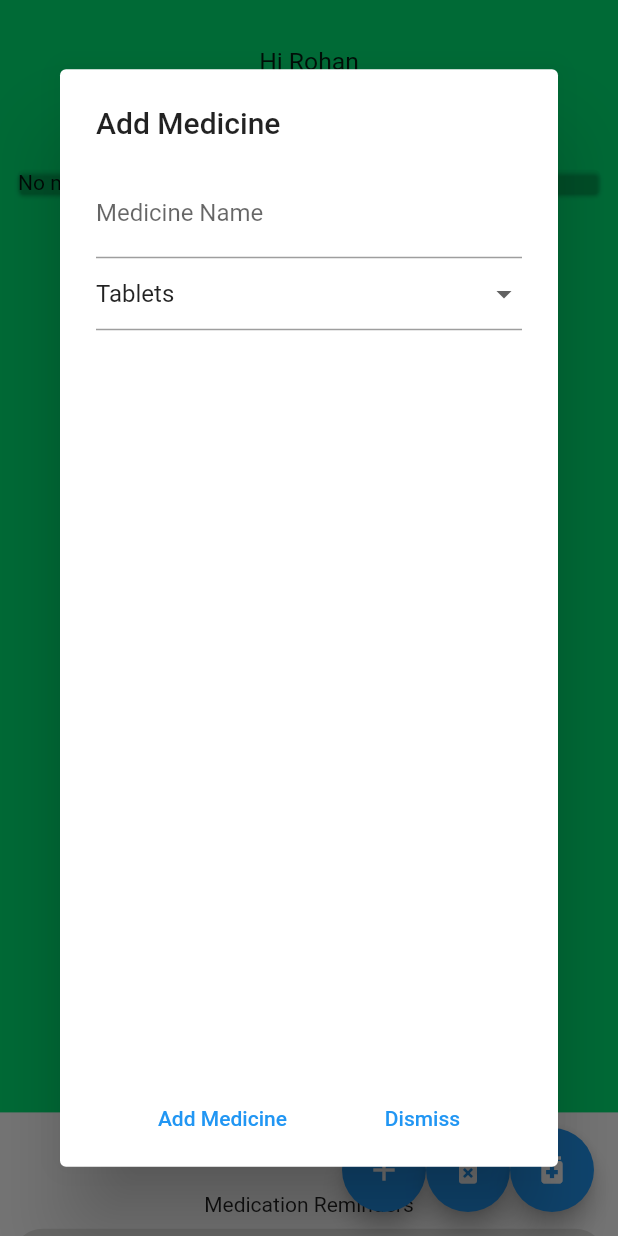
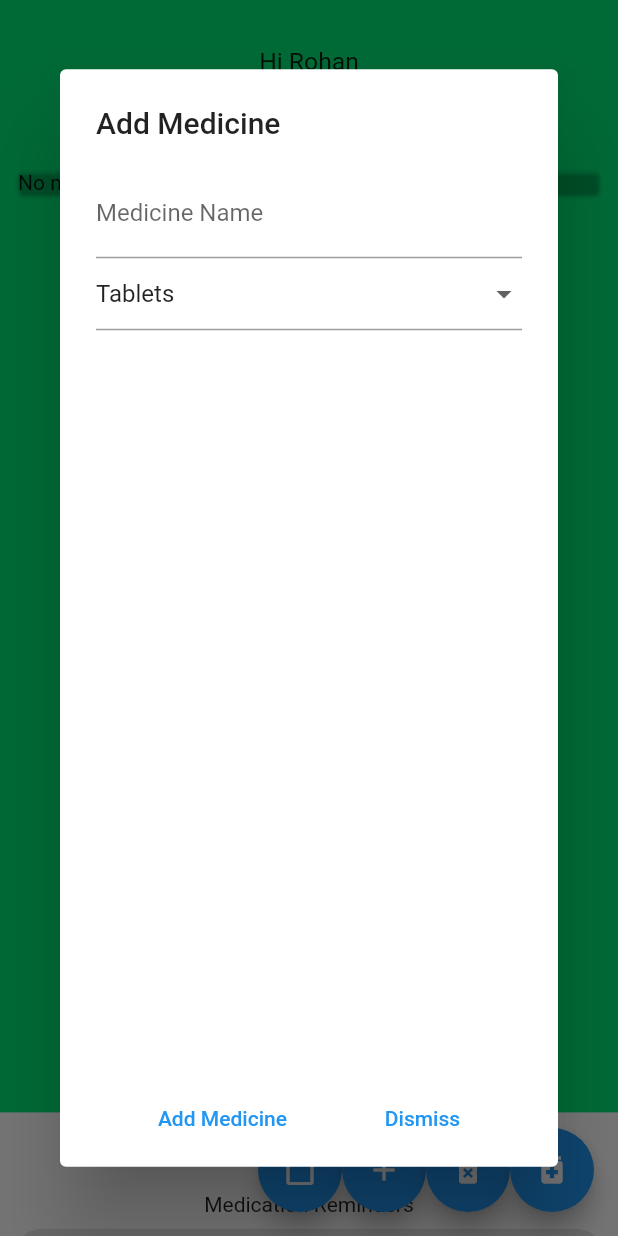
Before and after one commit to RohanKPOfficial/tablets, a Flutter app: the screen it shows after launch, after a tap on the "medication" icon, on a phone screen of 412 x 824 dp. Run offline on Flutter 3.47's test engine with Material 2 defaults, Android fonts, the phone set to English and light mode, and no system bars; our stand-ins replace awesome_notifications, flutter_bloc, fluttertoast, sqflite; accounts and stored records are empty.

Commit message:
Previous DB Commit.Migrating to new DB

```diff
--- a/lib/Blocs/InventoryProvider.dart
+++ b/lib/Blocs/InventoryProvider.dart
@@ -14,10 +14,16 @@ class InventoryRecon extends ChangeNotifier {
 
   void update() async {
     currentInventory = await DatabaseLink.link.getInventoryItems();
+    currentInventory.sort((InventoryItem i1, InventoryItem i2) {
+      return i1.medicine.Name.compareTo(i2.medicine.Name);
+    });
     notifyListeners();
   }
 
   List<InventoryItem> getInventory() {
+    currentInventory.sort((InventoryItem i1, InventoryItem i2) {
+      return i1.medicine.Name.compareTo(i2.medicine.Name);
+    });
     return currentInventory;
   }
 }
--- a/lib/Components/AppBodyUI.dart
+++ b/lib/Components/AppBodyUI.dart
@@ -1,20 +1,17 @@
-import 'dart:ui';
-
 import 'package:flutter/material.dart';
 // import 'package:path/path.dart';
 import 'package:provider/provider.dart';
 import 'package:tablets/Blocs/InventoryProvider.dart';
 import 'package:tablets/Components/PlusSymbol.dart';
 import 'package:tablets/Models/inventoryItem.dart';
+import 'package:tablets/Models/reminderList.dart';
 import 'package:tablets/Repository/dblink.dart';
 import 'package:tablets/sizer.dart';
 
 class BodyWidget extends StatelessWidget {
   @override
   Widget build(BuildContext context) {
-    return ChangeNotifierProvider(
-      create: (_) => InventoryRecon(),
-      child: Center(
+    return Center(
       child: Stack(
         children: [
           Center(
@@ -30,8 +27,7 @@ class BodyWidget extends StatelessWidget {
                   ),
                   Text(
                     "Hi Rohan",
-                      style:
-                          TextStyle(fontSize: getWidthByFactor(context, 0.04)),
+                    style: TextStyle(fontSize: getWidthByFactor(context, 0.04)),
                   ),
                 ],
               ),
@@ -43,11 +39,11 @@ class BodyWidget extends StatelessWidget {
               ]),
               Row(
                 children: [
-                    Expanded(
+                  const Expanded(
                     child: Padding(
                       padding: const EdgeInsets.all(8.0),
                       child: Card(
-                          color: const Color(0x00000036),
+                        color: Color(0x00000036),
                         child: Text("No medication reminders"),
                       ),
                     ),
@@ -64,7 +60,7 @@ class BodyWidget extends StatelessWidget {
                         itemCount: inventoryRecon.currentInventory.length,
                         itemBuilder: (context, position) {
                           return Text(
-                                '${position} ${inventoryRecon.currentInventory[position].medicine.Name}');
+                              '$position ${inventoryRecon.currentInventory[position].medicine.Name}');
                         });
                   }),
                 )
@@ -74,7 +70,7 @@ class BodyWidget extends StatelessWidget {
           DraggableScrollableSheet(
               minChildSize: 0.1,
               maxChildSize: 1,
-                snapSizes: [0.1, 1],
+              snapSizes: const [0.1, 1],
               snap: true,
               initialChildSize: 0.1,
               builder: (context, controller) => Container(
@@ -88,7 +84,6 @@ class BodyWidget extends StatelessWidget {
                     ),
                   ))
         ],
-        ),
       ),
     );
   }
@@ -114,7 +109,7 @@ class SheetUI extends StatelessWidget {
         SizedBox(
           height: getHeightByFactor(context, 0.015),
         ),
-        Text("Medication Reminders"),
+        const Text("Medication Reminders"),
         Row(
           children: [
             Expanded(
@@ -128,7 +123,7 @@ class SheetUI extends StatelessWidget {
                       decoration: BoxDecoration(
                         color: Colors.transparent,
                         boxShadow: [
-                          BoxShadow(
+                          const BoxShadow(
                             color: Color(0x264B4B3C),
                           )
                         ],
@@ -147,8 +142,40 @@ class SheetUI extends StatelessWidget {
                                     'Images/settimer.png',
                                     fit: BoxFit.scaleDown,
                                   ))),
+                          Consumer<InventoryRecon>(
+                              builder: (context, _inventoryRecon, _) {
+                            List<InventoryItem> currentInv =
+                                _inventoryRecon.currentInventory;
+                            return currentInv.length == 0
+                                ? const Text(
+                                    'No Medication reminders . Set one by tapping \'+\'')
+                                : SizedBox(
+                                    width: getFullWidth(context),
+                                    height: getHeightByFactor(context, 0.3),
+                                    child: ListView.builder(
+                                        itemCount: currentInv.length,
+                                        itemBuilder: (context, index) {
+                                          return Padding(
+                                            padding: const EdgeInsets.all(8.0),
+                                            child: ExpansionTile(
+                                              collapsedBackgroundColor:
+                                                  Colors.blue,
+                                              title: Text(currentInv[index]
+                                                  .medicine
+                                                  .Name),
+                                              subtitle: Text(
+                                                  '${currentInv[index].medStock}'),
+                                              trailing:
+                                                  Icon(Icons.arrow_drop_down),
+                                              children: [
                                                 Text(
-                              'No Medication reminders . Set one by tapping \'+\''),
+                                                    '${currentInv[index].medicine.Name} ${currentInv[index].slist.scheduleList} )}')
+                                              ],
+                                            ),
+                                          );
+                                        }),
+                                  );
+                          }),
                         ],
                       )),
                 ),
@@ -161,7 +188,7 @@ class SheetUI extends StatelessWidget {
             color: Colors.transparent,
             boxShadow: [
               BoxShadow(
-                color: Color(0x264B4B3C),
+                color: const Color(0x264B4B3C),
               )
             ],
             borderRadius:
@@ -244,6 +271,7 @@ class SheetUI extends StatelessWidget {
                                           ),
                                           TextButton(
                                             onPressed: () {
+                                              inventoryRecon.update();
                                               i.medStock +=
                                                   int.parse(controller.text);
                                               DatabaseLink.link
@@ -280,3 +308,13 @@ Color tileColor(double stock, int i) {
     return Colors.yellowAccent;
   }
 }
+
+String getScheduleType(Schedule s) {
+  if (s.day != 0) {
+    return 'Weekly';
+  } else if (s.date != 0) {
+    return 'Monthly';
+  } else {
+    return 'Daily';
+  }
+}
--- a/lib/Repository/dblink.dart
+++ b/lib/Repository/dblink.dart
@@ -32,6 +32,37 @@ class DatabaseLink {
         await db.execute(
           'CREATE TABLE Inventory(medicine TEXT PRIMARY KEY,slist TEXT ,medStock TEXT);',
         );
+        // ,CONSTRAINT fk_Medicines FOREIGN KEY (Name) REFERENCES Medicines(Name)'
+        // db.execute(
+        //     '');
+      },
+      version: 1,
+    ).whenComplete(() => initCode = 1);
+
+    return initCode;
+  }
+
+  Future<int> initNewDB() async {
+    int initCode = 0;
+    dbInstance = await openDatabase(
+      // Set the path to the database. Note: Using the `join` function from the
+      // `path` package is best practice to ensure the path is correctly
+      // constructed for each platform.
+      Path.join(await getDatabasesPath(), 'tablets_database_4.db'),
+
+      onCreate: (db, version) async {
+// Run the CREATE TABLE statement on the database.
+        await (db.execute('PRAGMA foreign_keys = ON'));
+        await db.execute(
+          'CREATE TABLE Medicines(Id INTEGER PRIMARY KEY AUTOINCREMENT,Name TEXT , Type VARCHAR);',
+        );
+        await db.execute(
+          'CREATE TABLE Inventory(Id INTEGER PRIMARY KEY AUTOINCREMENT,MedId INTEGER,medStock TEXT ,FOREIGN KEY (MedId) REFERENCES Medicines(Id) ON DELETE CASCADE ON UPDATE NO ACTION);',
+        );
+
+        await db.execute(
+            'CREATE TABLE Schedules(Id INTEGER PRIMARY KEY AUTOINCREMENT,InvId INTEGER ,date INTEGER ,day INTEGER,hour INTEGER,minute INTEGER , FOREIGN KEY (InvId) REFERENCES Inventory(Id) ON DELETE CASCADE ON UPDATE NO ACTION);');
+
         // ,CONSTRAINT fk_Medicines FOREIGN KEY (Name) REFERENCES Medicines(Name)'
         // db.execute(
         //     '');
@@ -88,6 +119,8 @@ class DatabaseLink {
     return 0;
   }
 
+  void putTodoSchedule() {}
+
   void InsertInventoryItem(InventoryItem i) async {
     this.InsertMedicine(i.medicine);
 
@@ -114,6 +147,19 @@ class DatabaseLink {
     db.delete('Inventory', where: 'medicine=${i.medicine.toMap()}');
   }
 
+  static Future<int> ConsumeMedicine(Medicine med, double units) async {
+    InventoryItem i = await DatabaseLink.getInventoryByMedicine(med);
+    if (i.medStock >= units) {
+      i.medStock = i.medStock - units;
+      print('consumed ${units} units new stcok ${i.medStock}');
+    } else {
+      return 0;
+    }
+    await DatabaseLink.link.UpdateInventoryItem(i, med);
+    InventoryRecon.instance.update();
+    return 1;
+  }
+
   static Future<InventoryItem> getInventoryByMedicine(Medicine med) async {
     var db = await DatabaseLink.link.dbInstance;
 
--- a/lib/main.dart
+++ b/lib/main.dart
@@ -4,6 +4,7 @@ import 'package:path/path.dart' as Path;
 import 'package:provider/provider.dart';
 import 'package:flutter/gestures.dart';
 import 'package:flutter/material.dart';
+import 'package:tablets/Blocs/InventoryProvider.dart';
 import 'package:tablets/Repository/Notifier.dart';
 import 'package:tablets/Repository/dblink.dart';
 import 'package:tablets/sizer.dart';
@@ -26,8 +27,9 @@ void main() async {
   initNotificationService();
 
   //initialize DbLinks
-  var singletonLink = DatabaseLink();
-  await singletonLink.InitDB();
+  DatabaseLink();
+  await DatabaseLink.link.InitDB();
+  await DatabaseLink.link.initNewDB();
 
   //lock Screen orientation to portrait only
   SystemChrome.setPreferredOrientations([
@@ -82,12 +84,27 @@ class _MyHomePageState extends State<MyHomePage> {
 
   @override
   Widget build(BuildContext context) {
-    return Scaffold(
+    return ChangeNotifierProvider<InventoryRecon>(
+      create: (_) => InventoryRecon(),
+      child: Scaffold(
         backgroundColor: Colors.greenAccent.shade400,
         body: BodyWidget(),
         floatingActionButton: Row(
           mainAxisAlignment: MainAxisAlignment.end,
           children: [
+            Consumer<InventoryRecon>(builder: (context, _inventoryRecon, _) {
+              return FloatingActionButton(
+                onPressed: () async {
+                  // await DatabaseLink.ConsumeMedicine(
+                  //     Medicine('
+                  //     Crocin', Medtype.Tablets), 1);
+                  // _inventoryRecon.update();
+                  ScheduleImmediateNotif(
+                      Medicine('Crocin', Medtype.Tablets), '1');
+                },
+                child: Icon(Icons.paste),
+              );
+            }),
             FloatingActionButton(
               onPressed: () async {
                 String dropdownValue = 'Daily';
@@ -113,11 +130,13 @@ class _MyHomePageState extends State<MyHomePage> {
                     builder: (BuildContext context) {
                       double Dosage = 1;
 
-                    TextEditingController controller = TextEditingController();
+                      TextEditingController controller =
+                          TextEditingController();
                       controller.text = 1.toString();
                       return MultiProvider(
                         providers: [
-                        ChangeNotifierProvider(create: (_) => SelectedDays(7)),
+                          ChangeNotifierProvider(
+                              create: (_) => SelectedDays(7)),
                           ChangeNotifierProvider(
                               create: (_) => SelectedMonths(28))
                         ],
@@ -130,19 +149,22 @@ class _MyHomePageState extends State<MyHomePage> {
                                 children: [
                                   Padding(
                                     padding: const EdgeInsets.only(
-                                      left: 8.0, top: 10, bottom: 1, right: 8),
+                                        left: 8.0,
+                                        top: 10,
+                                        bottom: 1,
+                                        right: 8),
                                     child: Text(
                                       'Medicine',
-                                    style:
-                                        TextStyle(fontWeight: FontWeight.bold),
+                                      style: TextStyle(
+                                          fontWeight: FontWeight.bold),
                                     ),
                                   ),
                                   DropdownButtonFormField<String>(
                                     value: selectedMedicine.Name,
                                     icon: const Icon(Icons.arrow_drop_down),
                                     elevation: 16,
-                                  style:
-                                      const TextStyle(color: Colors.deepPurple),
+                                    style: const TextStyle(
+                                        color: Colors.deepPurple),
                                     onChanged: (String? newValue) {
                                       setState(() {
                                         selectedMedicine = meds.firstWhere(
@@ -160,11 +182,14 @@ class _MyHomePageState extends State<MyHomePage> {
                                   ),
                                   Padding(
                                     padding: const EdgeInsets.only(
-                                      left: 8.0, top: 10, bottom: 1, right: 8),
+                                        left: 8.0,
+                                        top: 10,
+                                        bottom: 1,
+                                        right: 8),
                                     child: Text(
                                       'Dosage',
-                                    style:
-                                        TextStyle(fontWeight: FontWeight.bold),
+                                      style: TextStyle(
+                                          fontWeight: FontWeight.bold),
                                     ),
                                   ),
                                   Padding(
@@ -177,7 +202,8 @@ class _MyHomePageState extends State<MyHomePage> {
                                             child: TextField(
                                           controller: controller,
                                         )),
-                                      Text('${Shorten(selectedMedicine.Type)}'),
+                                        Text(
+                                            '${Shorten(selectedMedicine.Type)}'),
                                         TextButton(
                                             style: ElevatedButton.styleFrom(
                                                 shape: CircleBorder(),
@@ -209,19 +235,22 @@ class _MyHomePageState extends State<MyHomePage> {
                                   ),
                                   Padding(
                                     padding: const EdgeInsets.only(
-                                      left: 8.0, top: 10, bottom: 1, right: 8),
+                                        left: 8.0,
+                                        top: 10,
+                                        bottom: 1,
+                                        right: 8),
                                     child: Text(
                                       'Schedule',
-                                    style:
-                                        TextStyle(fontWeight: FontWeight.bold),
+                                      style: TextStyle(
+                                          fontWeight: FontWeight.bold),
                                     ),
                                   ),
                                   DropdownButtonFormField<String>(
                                     value: dropdownValue,
                                     icon: const Icon(Icons.arrow_drop_down),
                                     elevation: 16,
-                                  style:
-                                      const TextStyle(color: Colors.deepPurple),
+                                    style: const TextStyle(
+                                        color: Colors.deepPurple),
                                     onChanged: (String? newValue) {
                                       setState(() {
                                         dropdownValue = newValue!;
@@ -229,8 +258,11 @@ class _MyHomePageState extends State<MyHomePage> {
                                             dropdownValue, numReminders, sList);
                                       });
                                     },
-                                  items: <String>['Daily', 'Weekly', 'Monthly']
-                                      .map<DropdownMenuItem<String>>(
+                                    items: <String>[
+                                      'Daily',
+                                      'Weekly',
+                                      'Monthly'
+                                    ].map<DropdownMenuItem<String>>(
                                         (String value) {
                                       return DropdownMenuItem<String>(
                                         value: value,
@@ -250,7 +282,8 @@ class _MyHomePageState extends State<MyHomePage> {
                                 Container(
                                   height: getHeightByFactor(context, 0.05),
                                   width: getWidthByFactor(context, 0.35),
-                                child: Consumer2<SelectedDays, SelectedMonths>(
+                                  child:
+                                      Consumer2<SelectedDays, SelectedMonths>(
                                           builder: (context, _selectedDays,
                                               _selectedMonths, _) {
                                     return TextButton(
@@ -258,7 +291,8 @@ class _MyHomePageState extends State<MyHomePage> {
                                       onPressed: () async {
                                         switch (dropdownValue) {
                                           case 'Daily':
-                                          sList.scheduleList.forEach((element) {
+                                            sList.scheduleList
+                                                .forEach((element) {
                                               element.dosage =
                                                   double.parse(controller.text);
                                             });
@@ -271,7 +305,8 @@ class _MyHomePageState extends State<MyHomePage> {
                                             break;
 
                                           case 'Weekly':
-                                          sList.scheduleList.forEach((element) {
+                                            sList.scheduleList
+                                                .forEach((element) {
                                               element.dosage =
                                                   double.parse(controller.text);
                                             });
@@ -279,8 +314,8 @@ class _MyHomePageState extends State<MyHomePage> {
                                             List<int> _selctedDays =
                                                 _selectedDays.selected();
 
-                                          sList = sList
-                                              .getWeeklySchedules(_selctedDays);
+                                            sList = sList.getWeeklySchedules(
+                                                _selctedDays);
 
                                             bulkScheduleDailyNotification(
                                                 sList,
@@ -291,7 +326,8 @@ class _MyHomePageState extends State<MyHomePage> {
                                             break;
 
                                           case 'Monthly':
-                                          sList.scheduleList.forEach((element) {
+                                            sList.scheduleList
+                                                .forEach((element) {
                                               element.dosage =
                                                   double.parse(controller.text);
                                             });
@@ -418,6 +454,7 @@ class _MyHomePageState extends State<MyHomePage> {
                 })
           ],
         ), // This trailing comma makes auto-formatting nicer for build methods.
+      ),
     );
   }
 
@@ -534,6 +571,7 @@ class _MyHomePageState extends State<MyHomePage> {
             children: [
               Consumer<ReminderTimeList>(
                   builder: (context, reminderTimeList, _) {
+                ScrollController _controller = ScrollController();
                 return Padding(
                   padding: const EdgeInsets.all(5),
                   child: Column(
@@ -543,6 +581,7 @@ class _MyHomePageState extends State<MyHomePage> {
                         width: getFullWidth(context),
                         height: getHeightByFactor(context, 0.05),
                         child: ListView(
+                            controller: _controller,
                             scrollDirection: Axis.horizontal,
                             children: [
                               Consumer<SelectedDays>(
```
Also changed, not shown: lib/Models/TodoSchedules.dart (added, +82 -0 lines), lib/Repository/Notifier.dart (+119 -17 lines). Lines whose indentation alone changed are shown as unchanged.
